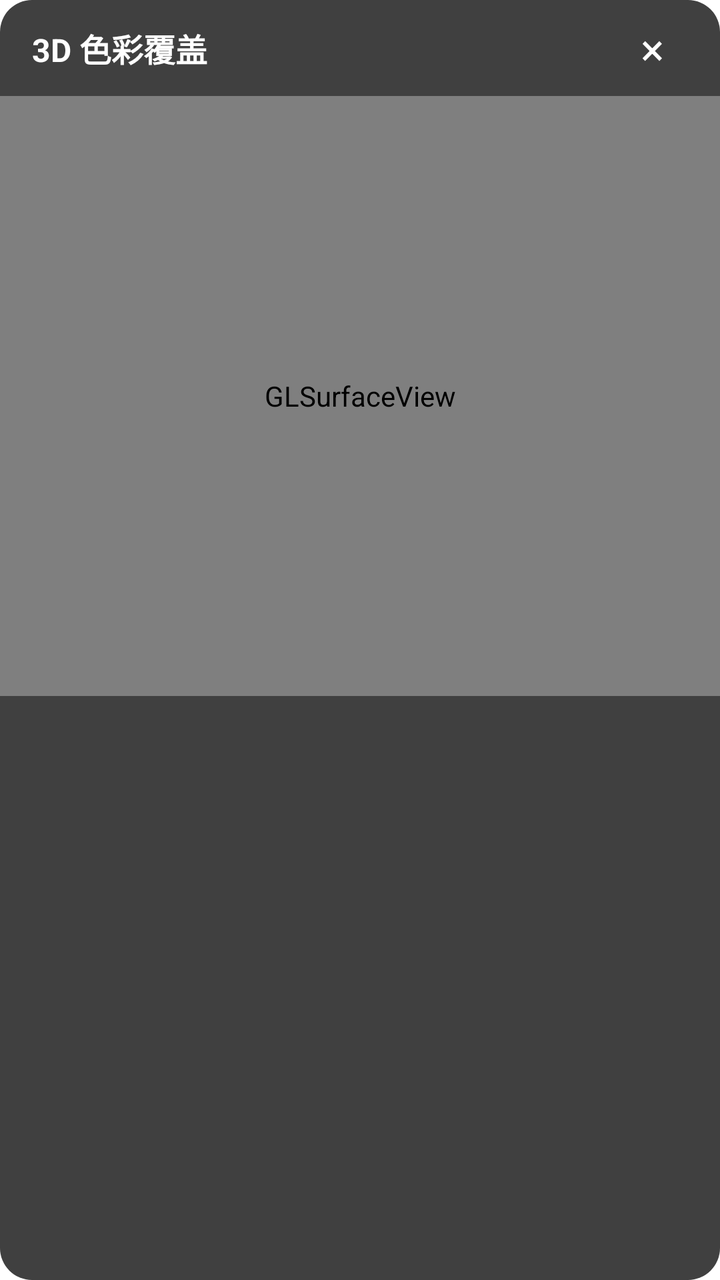
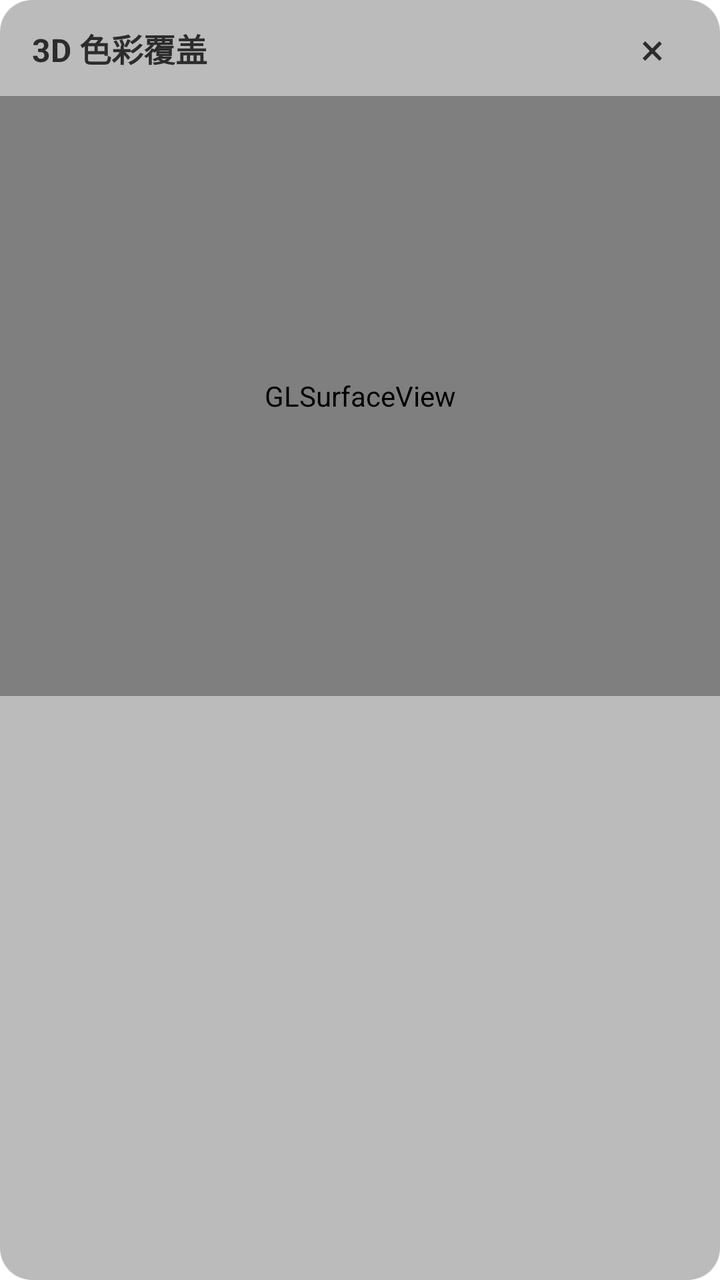

Before-and-after screenshots of an Android layout around one commit, followed by the original layout XML and the change that was made.
<!-- AndroidManifest.xml: activity theme Theme.CoverageDialog -->
<!-- res/layout/activity_coverage_visualizer.xml -->
<?xml version="1.0" encoding="utf-8"?>
<LinearLayout xmlns:android="http://schemas.android.com/apk/res/android"
    android:layout_width="match_parent"
    android:layout_height="match_parent"
    android:orientation="vertical"
    android:background="@drawable/dialog_bg"
    android:layout_margin="24dp">

    <LinearLayout
        android:layout_width="match_parent"
        android:layout_height="48dp"
        android:orientation="horizontal"
        android:gravity="center_vertical"
        android:paddingHorizontal="16dp">

        <TextView
            android:layout_width="0dp"
            android:layout_height="wrap_content"
            android:layout_weight="1"
            android:text="3D 色彩覆盖"
            android:textColor="#FFFFFF"
            android:textSize="16sp"
            android:textStyle="bold" />

        <TextView
            android:id="@+id/btnClose"
            android:layout_width="36dp"
            android:layout_height="36dp"
            android:text="×"
            android:textColor="#FFFFFF"
            android:textSize="22sp"
            android:gravity="center"
            android:clickable="true"
            android:focusable="true"
            android:background="?attr/selectableItemBackgroundBorderless" />

    </LinearLayout>

    <android.opengl.GLSurfaceView
        android:id="@+id/coverageGLView"
        android:layout_width="match_parent"
        android:layout_height="300dp" />

</LinearLayout>
<!-- resources referenced by this layout -->
<resources>
  <!-- drawable dialog_bg (drawable) -->
  <?xml version="1.0" encoding="utf-8"?>
  <shape xmlns:android="http://schemas.android.com/apk/res/android">
      <solid android:color="#CC111111" />
      <corners android:radius="16dp" />
  </shape>
  <style name="Theme.CoverageDialog" parent="Theme.Material3.DayNight.NoActionBar">
          <item name="android:windowIsFloating">true</item>
          <item name="android:windowCloseOnTouchOutside">true</item>
          <item name="android:windowBackground">@android:color/transparent</item>
          <item name="android:backgroundDimEnabled">true</item>
          <item name="android:windowMinWidthMajor">85%</item>
          <item name="android:windowMinWidthMinor">85%</item>
      </style>
</resources>

<!-- the commit's change to res/layout/activity_coverage_visualizer.xml (unified diff, before → after) -->
@@ -4,22 +4,22 @@
     android:layout_height="match_parent"
     android:orientation="vertical"
     android:background="@drawable/dialog_bg"
-    android:layout_margin="24dp">
+    android:layout_margin="@dimen/spacing_xxl">
 
     <LinearLayout
         android:layout_width="match_parent"
-        android:layout_height="48dp"
+        android:layout_height="@dimen/header_visualize"
         android:orientation="horizontal"
         android:gravity="center_vertical"
-        android:paddingHorizontal="16dp">
+        android:paddingHorizontal="@dimen/spacing_xl">
 
         <TextView
             android:layout_width="0dp"
             android:layout_height="wrap_content"
             android:layout_weight="1"
             android:text="3D 色彩覆盖"
-            android:textColor="#FFFFFF"
-            android:textSize="16sp"
+            android:textColor="@color/text_primary"
+            android:textSize="@dimen/text_xl"
             android:textStyle="bold" />
 
         <TextView
@@ -27,18 +27,17 @@
             android:layout_width="36dp"
             android:layout_height="36dp"
             android:text="×"
-            android:textColor="#FFFFFF"
-            android:textSize="22sp"
+            android:textColor="@color/text_primary"
+            android:textSize="@dimen/text_xxxl"
             android:gravity="center"
             android:clickable="true"
             android:focusable="true"
             android:background="?attr/selectableItemBackgroundBorderless" />
-
     </LinearLayout>
 
     <android.opengl.GLSurfaceView
         android:id="@+id/coverageGLView"
         android:layout_width="match_parent"
-        android:layout_height="300dp" />
+        android:layout_height="@dimen/coverage_height" />
 
 </LinearLayout>
<!-- resource entries referenced after the edit -->
@@ -1,10 +1,16 @@
 <!-- resources referenced by this layout -->
 <resources>
+  <color name="text_primary">#FF2C2C2C</color>
+  <dimen name="coverage_height">300dp</dimen>
+  <dimen name="header_visualize">48dp</dimen>
+  <dimen name="spacing_xl">16dp</dimen>
+  <dimen name="spacing_xxl">24dp</dimen>
+  <dimen name="text_xl">16sp</dimen>
+  <dimen name="text_xxxl">22sp</dimen>
   <!-- drawable dialog_bg (drawable) -->
-  <?xml version="1.0" encoding="utf-8"?>
   <shape xmlns:android="http://schemas.android.com/apk/res/android">
-      <solid android:color="#CC111111" />
-      <corners android:radius="16dp" />
+      <solid android:color="@color/dialog_scrim" />
+      <corners android:radius="@dimen/corner_xlarge" />
   </shape>
   <style name="Theme.CoverageDialog" parent="Theme.Material3.DayNight.NoActionBar">
           <item name="android:windowIsFloating">true</item>
@@ -13,6 +19,10 @@
           <item name="android:backgroundDimEnabled">true</item>
           <item name="android:windowMinWidthMajor">85%</item>
           <item name="android:windowMinWidthMinor">85%</item>
+          <item name="android:windowLightStatusBar">true</item>
+          <item name="android:windowLightNavigationBar">true</item>
       </style>
+  <color name="dialog_scrim">#44000000</color>
+  <dimen name="corner_xlarge">16dp</dimen>
 </resources>
 
